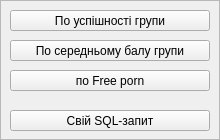
The window that src/queryform.ui (MikeostCorp/Gradify) describes before a commit, drawn with Qt 5.
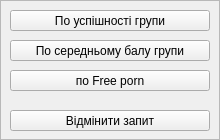
The same window after the commit.

```diff
--- a/src/queryform.ui
+++ b/src/queryform.ui
@@ -116,7 +116,7 @@
      <cursorShape>PointingHandCursor</cursorShape>
     </property>
     <property name="text">
-     <string>Свій SQL-запит</string>
+     <string>Відмінити запит</string>
     </property>
    </widget>
    <widget class="QLabel" name="queryLineLabel">
```
